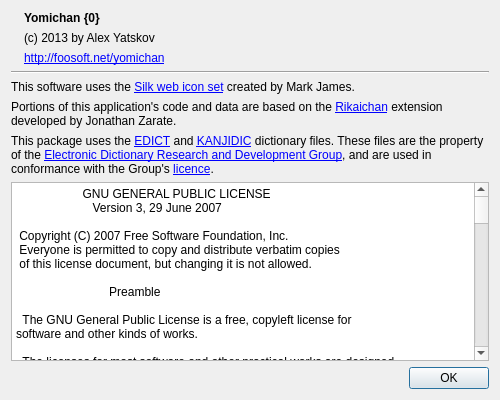
First picture: the form in ui/about.ui, repository FooSoft/yomichan-anki, before the edit.
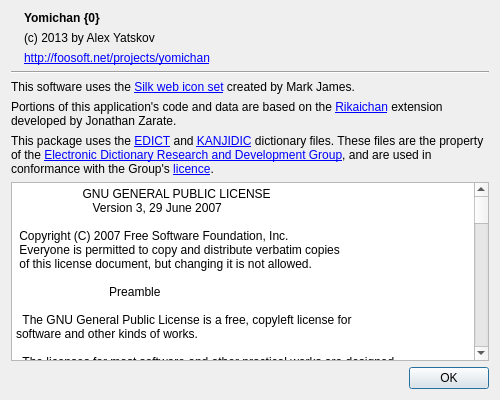
Second picture: the form after the edit. Icons and pictures are not drawn.

Diff of the .ui file:
```diff
--- a/ui/about.ui
+++ b/ui/about.ui
@@ -45,7 +45,7 @@
        <item>
         <widget class="QLabel" name="label_4">
          <property name="text">
-          <string>&lt;a href = &quot;http://foosoft.net/yomichan&quot;&gt;http://foosoft.net/yomichan&lt;/a&gt;</string>
+             <string>&lt;a href = &quot;http://foosoft.net/projects/yomichan&quot;&gt;http://foosoft.net/projects/yomichan&lt;/a&gt;</string>
          </property>
          <property name="openExternalLinks">
           <bool>true</bool>
```
